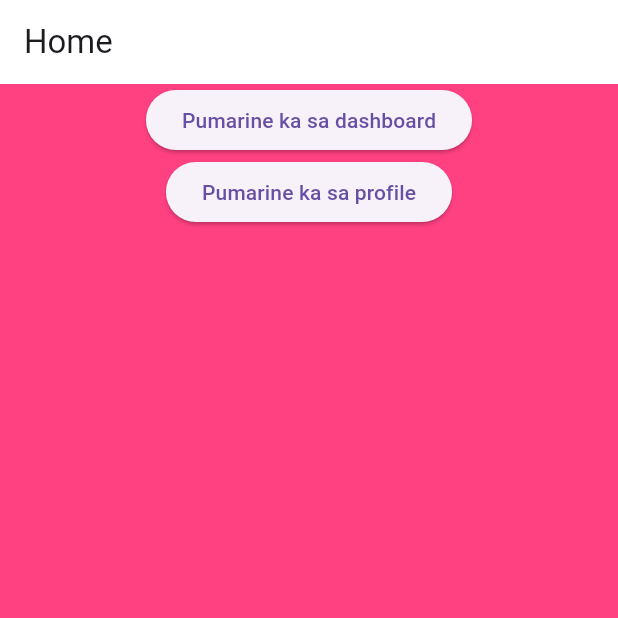
After one commit to shanelmanimtim/Appchara, a Flutter app: the screen it shows after launch, on a phone screen of 412 x 824 dp, the top half of it. The commit adds this screen. Run offline on Flutter 3.47's test engine with Material 3 defaults, Android fonts, the phone set to English and light mode, and no system bars.

Commit message:
Dashboard and Menu

```diff
--- a/lib/main.dart
+++ b/lib/main.dart
@@ -1,6 +1,12 @@
 import 'package:flutter/material.dart';
 import 'package:untitled1/Home.dart';
+import 'package:untitled1/pages/dashboard.dart';
+import 'package:untitled1/pages/menu.dart';
 
 void main() => runApp(MaterialApp(
-    home: Home(),
+    routes: {
+      '/' : (context) => Dashboard(),
+      '/menu' : (context) => Menu(),
+      '/profile' : (context) => Home(),
+    },
   ));
--- /dev/null
+++ b/lib/pages/dashboard.dart
@@ -0,0 +1,43 @@
+import 'package:flutter/material.dart';
+
+class Dashboard extends StatefulWidget {
+  const Dashboard({super.key});
+
+  @override
+  State<Dashboard> createState() => _DashboardState();
+}
+
+class _DashboardState extends State<Dashboard> {
+  @override
+  Widget build(BuildContext context) {
+    return Scaffold(
+      appBar: AppBar(
+        title: Text('Home'),
+        backgroundColor: Colors.white,
+      ),
+      backgroundColor: Colors.pinkAccent,
+      body: Container(
+        child: SafeArea(
+          child: Center(
+            child: Column(
+              children: [
+                    ElevatedButton(
+                      onPressed: (){
+                        Navigator.pushNamed(context, '/menu');
+                      },
+                      child: Text('Pumarine ka sa dashboard'),
+                    ),
+                    ElevatedButton(
+                      onPressed: (){
+                        Navigator.pushNamed(context, '/profile');
+                      },
+                      child: Text('Pumarine ka sa profile'),
+                    ),
+                ],
+               ),
+            ),
+          ),
+        ),
+    );
+  }
+}
```
Also changed, not shown: lib/pages/menu.dart (added, +22 -0 lines).
